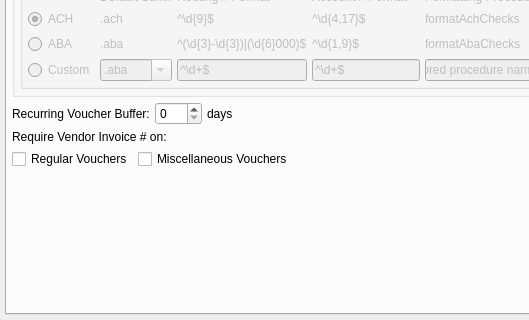
Pegasus-RPG/xtuple-client, file guiclient/configureGL.ui: the form before one commit; both pictures show x 0 to 529 and y 262 to 582 of the 766 by 582 pixel window.
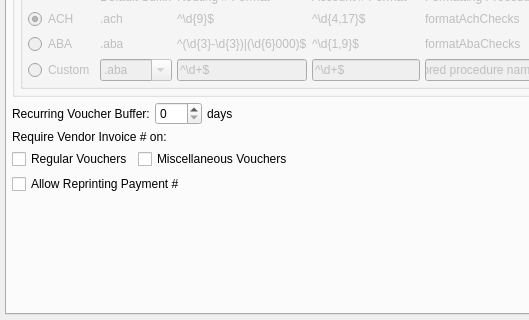
The form after the commit. The open tabs and pages were chosen to show the change. Custom widgets are drawn as their Qt base class.

Commit message: Create option to allow reprinting used check numbers if printing check run fails

What changed in the file:
```diff
--- a/guiclient/configureGL.ui
+++ b/guiclient/configureGL.ui
@@ -930,6 +930,13 @@
              </item>
             </layout>
            </item>
+           <item row="4" column="0">
+            <widget class="QCheckBox" name="_reprint">
+             <property name="text">
+              <string>Allow Reprinting Payment #</string>
+             </property>
+            </widget>
+           </item>
           </layout>
          </item>
          <item>
```
The commit also changes 2 other files.
